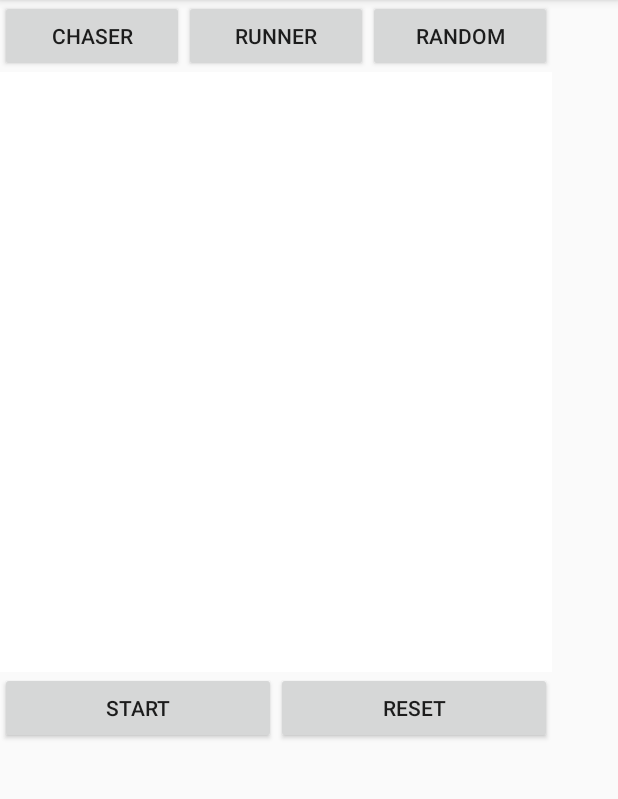
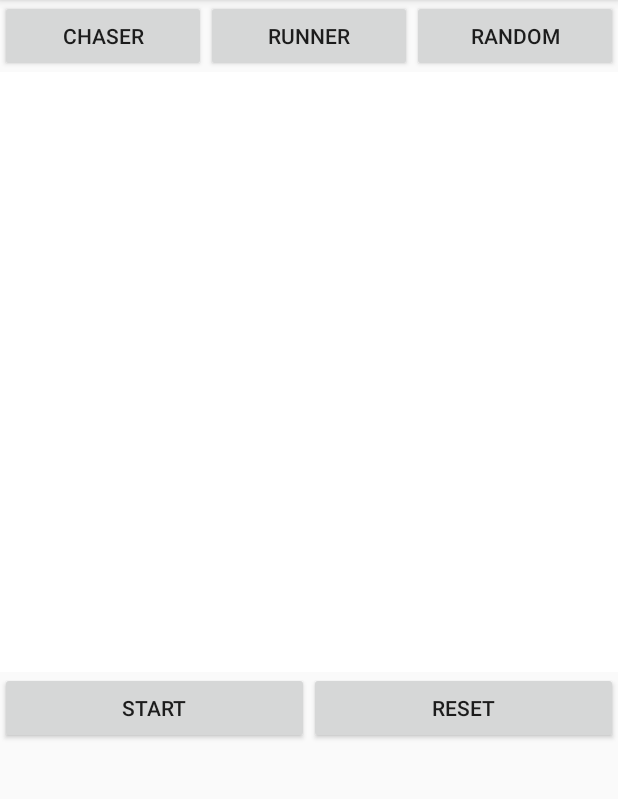
Before and after one commit to JustineKoa/Critters, an Android app: the screen it shows after launch (MainActivity), on a phone screen of 412 x 824 dp, the part 84-883 px from its top. Run offline under Robolectric (Android 15) with nearby library versions, the phone set to English and light mode, and no system bars.

Commit message:
reset button and boundaries added

```diff
--- a/app/src/main/java/com/example/austin/critters/Chaser.java
+++ b/app/src/main/java/com/example/austin/critters/Chaser.java
@@ -16,7 +16,7 @@ public class Chaser extends Critter {
         super(x,y,color,length);
     }
 
-    public void reactTo(Critter C)
+    public void reactTo(Critter C, double width, double height)
     {
         double distancex = C.getX() - x;
         double distancey = C.getY()- y;
@@ -39,6 +39,9 @@ public class Chaser extends Critter {
             x -= 5;
             y += 5;
         }
+
+        checkBounds(width,height);
+
     }
 
 }
--- a/app/src/main/java/com/example/austin/critters/CritterController.java
+++ b/app/src/main/java/com/example/austin/critters/CritterController.java
@@ -13,6 +13,8 @@ import java.util.ArrayList;
 public class CritterController {
     private ArrayList<Critter> critters;
     private final int LENGTH = 50;
+    private double canvasWidth;
+    private double canvasHeight;
 
     /** Some constants that can be used throughout the class */
     private static final int RUNNER = 0;
@@ -30,15 +32,19 @@ public class CritterController {
         return critters;
     }
 
+    public void setCanvasBounds(double width, double height){
+        canvasWidth = width;
+        canvasHeight = height;
+    }
+
     public void critterInteract()
     {
         for(Critter c : critters)
         {
             //Implement
             Critter d = c.findClosest(critters, c);
-            c.reactTo(d);
+            c.reactTo(d,canvasWidth,canvasHeight);
         }
-
     }
 
     public void addCritter(int x, int y, int t)
--- a/app/src/main/java/com/example/austin/critters/CritterView.java
+++ b/app/src/main/java/com/example/austin/critters/CritterView.java
@@ -39,10 +39,13 @@ public class CritterView extends View implements View.OnTouchListener, Runnable{
         paint.setStyle(Paint.Style.FILL);
         paint.setColor(Color.WHITE);
         canvas.drawPaint(paint);
+        double canvasWidth = canvas.getWidth();
+        double canvasHeight = canvas.getHeight();
 
         for (Critter c : critterController.getCritters()) {
             canvas.drawRect(c.getX(), c.getY(), c.getX() + c.getLength(), c.getY() + c.getLength()
                     , c.getColor());
+            critterController.setCanvasBounds(canvasWidth,canvasHeight);
         }
     }
 
@@ -91,7 +94,9 @@ public class CritterView extends View implements View.OnTouchListener, Runnable{
         running = false;
     }
 
-
+    public void clearCritters(){
+        critterController.getCritters().clear();
+    }
     public void setCritter(int c){
         currentCritter = c;
     }
--- a/app/src/main/java/com/example/austin/critters/Random.java
+++ b/app/src/main/java/com/example/austin/critters/Random.java
@@ -18,12 +18,15 @@ public class Random extends Critter
         super(x,y,color,length);
     }
 
-    public void reactTo(Critter c)
+    public void reactTo(Critter c, double width, double height)
     {
         //implement
         java.util.Random random = new java.util.Random();
         x += random.nextInt(41) - 20;
         y += random.nextInt(41) - 20;
+
+        checkBounds(width,height);
     }
 
+
 }
--- a/app/src/main/java/com/example/austin/critters/Runner.java
+++ b/app/src/main/java/com/example/austin/critters/Runner.java
@@ -12,7 +12,7 @@ public class Runner extends Critter {
         super(x,y,color,length);
     }
 
-    public void reactTo(Critter C)
+    public void reactTo(Critter C, double width, double height)
     {
         double distancex = C.getX() - x;
         double distancey = C.getY()- y;
@@ -36,5 +36,7 @@ public class Runner extends Critter {
             y -= 5;
         }
 
+        checkBounds(width,height);
+
     }
 }
--- a/app/src/main/res/layout/activity_main.xml
+++ b/app/src/main/res/layout/activity_main.xml
@@ -1,25 +1,17 @@
 <?xml version="1.0" encoding="utf-8"?>
-<android.support.constraint.ConstraintLayout xmlns:android="http://schemas.android.com/apk/res/android"
+<LinearLayout
+    xmlns:android="http://schemas.android.com/apk/res/android"
     xmlns:app="http://schemas.android.com/apk/res-auto"
     xmlns:tools="http://schemas.android.com/tools"
     android:layout_width="match_parent"
     android:layout_height="match_parent"
+    android:orientation="vertical"
     tools:context="com.example.austin.critters.MainActivity">
-
-    <GridLayout
-        android:layout_width="368dp"
-        android:layout_height="495dp"
-        tools:layout_editor_absoluteX="8dp"
-        tools:layout_editor_absoluteY="8dp">
 
     <LinearLayout
         android:id="@+id/linearLayout2"
         android:layout_width="match_parent"
         android:layout_height="wrap_content"
-            android:layout_alignParentLeft="true"
-            android:layout_alignParentStart="true"
-            android:layout_alignParentTop="true"
-            android:layout_weight="1"
         android:orientation="horizontal"
         android:weightSum="3"
         tools:layout_editor_absoluteX="8dp"
@@ -51,15 +43,19 @@
 
     </LinearLayout>
 
+    <FrameLayout
+        android:layout_width="match_parent"
+        android:layout_height="400dp">
+        <com.example.austin.critters.CritterView
+            android:id="@+id/CritterView"
+            android:layout_width="match_parent"
+            android:layout_height="match_parent" />
+    </FrameLayout>
+
     <LinearLayout
         android:id="@+id/linearLayout"
         android:layout_width="match_parent"
         android:layout_height="wrap_content"
-            android:layout_alignParentBottom="true"
-            android:layout_centerHorizontal="true"
-            android:layout_column="0"
-            android:layout_row="28"
-            android:layout_weight="1"
         android:orientation="horizontal"
         android:weightSum="2"
         app:layout_constraintLeft_toLeftOf="parent"
@@ -74,26 +70,12 @@
             android:text="Start" />
 
         <Button
-                android:id="@+id/button12"
+            android:id="@+id/ResetButton"
             android:layout_width="wrap_content"
             android:layout_height="wrap_content"
             android:layout_weight="1"
+            android:onClick="resetButtonClick"
             android:text="Reset" />
 
     </LinearLayout>
-
-        <FrameLayout
-            android:layout_width="match_parent"
-            android:layout_height="400dp"
-            android:layout_column="0"
-            android:layout_row="1">
-
-
-            <com.example.austin.critters.CritterView
-                android:id="@+id/CritterView"
-                android:layout_width="match_parent"
-                android:layout_height="match_parent" />
-        </FrameLayout>
-    </GridLayout>
-
-</android.support.constraint.ConstraintLayout>
+</LinearLayout>
```
Also changed, not shown: app/src/main/java/com/example/austin/critters/Critter.java (+18 -1 lines), app/src/main/java/com/example/austin/critters/MainActivity.java (+15 -9 lines). Lines whose indentation alone changed are shown as unchanged.
